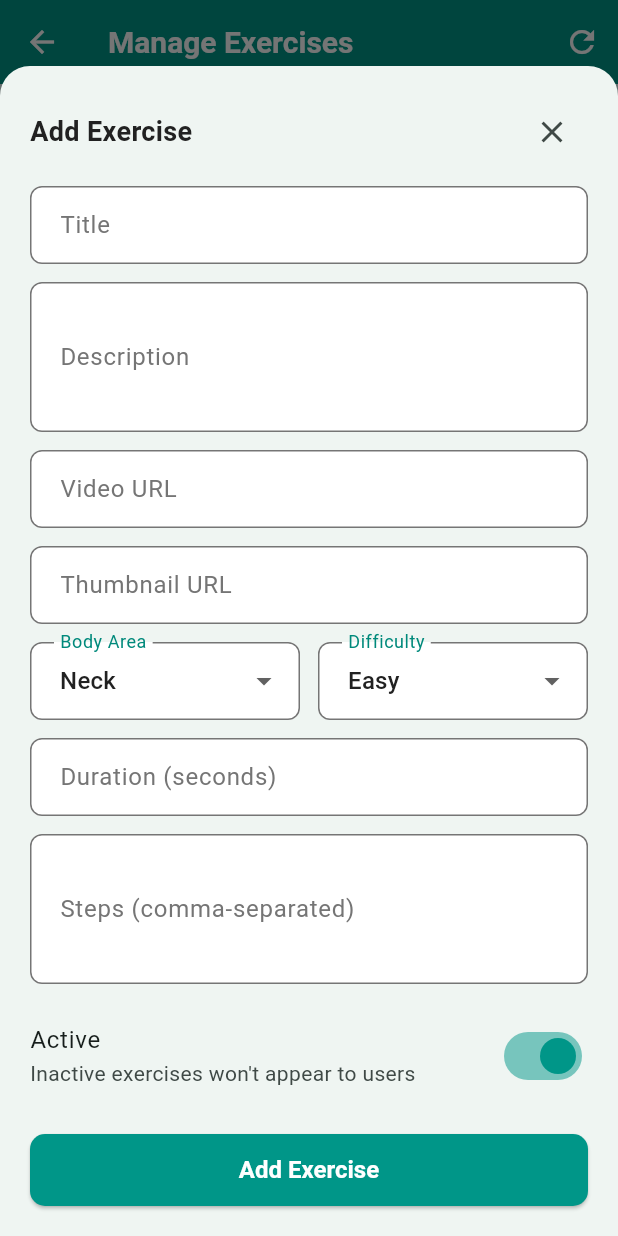
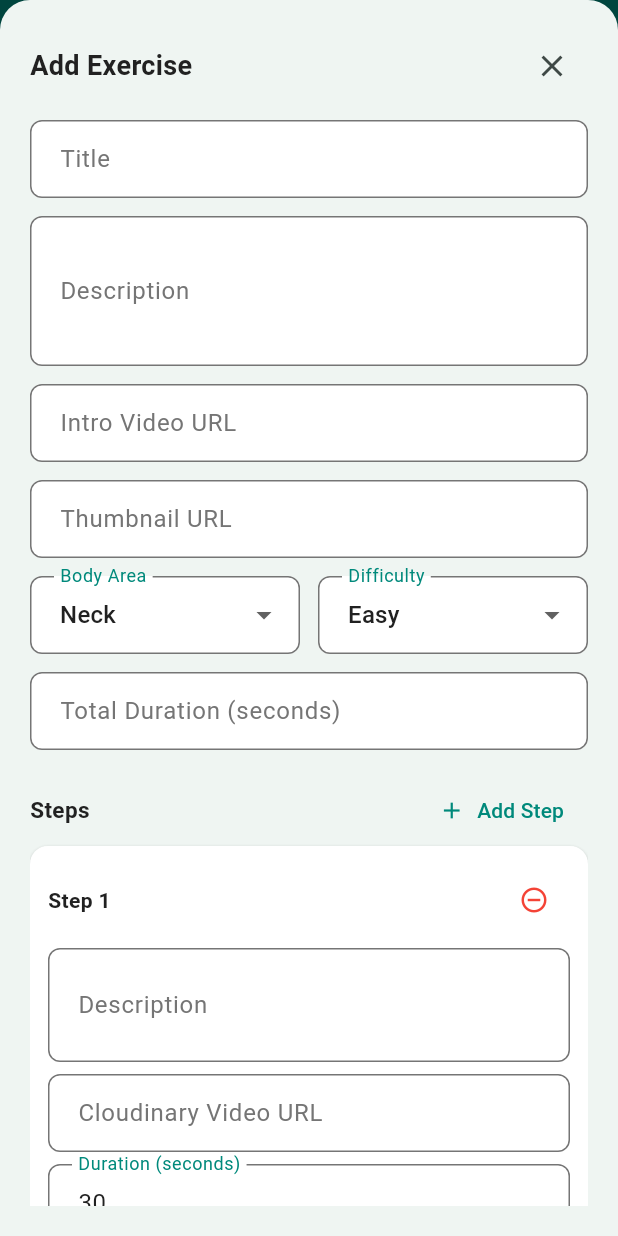
Before and after one commit to IlhmIqbl/physiocare_plus, a Flutter app: the AdminExercisesScreen screen opened by its route, after a tap on the "add" icon, on a phone screen of 412 x 824 dp. Run offline on Flutter 3.47's test engine with Material 3 defaults, Android fonts, the light colour scheme and no system bars; our stand-ins replace cached_network_image, chewie, cloud_firestore, firebase_auth, firebase_core, firebase_messaging and 8 more; accounts and stored records are empty.

Commit message:
feat: update admin step editor with per-step video URL and duration

```diff
--- a/lib/screens/admin/admin_exercises_screen.dart
+++ b/lib/screens/admin/admin_exercises_screen.dart
@@ -230,11 +230,12 @@ class _ExerciseFormSheetState extends State<_ExerciseFormSheet> {
   late final TextEditingController _videoUrlCtrl;
   late final TextEditingController _thumbnailUrlCtrl;
   late final TextEditingController _durationCtrl;
-  late final TextEditingController _stepsCtrl;
 
   late String _bodyArea;
   late String _difficulty;
   late bool _isActive;
+
+  final List<Map<String, TextEditingController>> _stepControllers = [];
 
   @override
   void initState() {
@@ -246,11 +247,41 @@ class _ExerciseFormSheetState extends State<_ExerciseFormSheet> {
     _thumbnailUrlCtrl = TextEditingController(text: e?.thumbnailUrl ?? '');
     _durationCtrl =
         TextEditingController(text: e != null ? '${e.duration}' : '');
-    _stepsCtrl = TextEditingController(
-        text: e != null ? e.steps.map((s) => s.description).join(', ') : '');
     _bodyArea = e?.bodyArea ?? widget.bodyAreas.first;
     _difficulty = e?.difficulty ?? widget.difficulties.first;
     _isActive = e?.isActive ?? true;
+
+    if (e != null && e.steps.isNotEmpty) {
+      for (final step in e.steps) {
+        _stepControllers.add({
+          'desc': TextEditingController(text: step.description),
+          'video': TextEditingController(text: step.videoUrl),
+          'dur': TextEditingController(text: '${step.durationSeconds}'),
+        });
+      }
+    } else {
+      _addStep();
+    }
+  }
+
+  void _addStep() {
+    setState(() {
+      _stepControllers.add({
+        'desc': TextEditingController(),
+        'video': TextEditingController(),
+        'dur': TextEditingController(text: '30'),
+      });
+    });
+  }
+
+  void _removeStep(int index) {
+    if (_stepControllers.length <= 1) return;
+    setState(() {
+      final ctrls = _stepControllers.removeAt(index);
+      for (final c in ctrls.values) {
+        c.dispose();
+      }
+    });
   }
 
   @override
@@ -260,21 +291,32 @@ class _ExerciseFormSheetState extends State<_ExerciseFormSheet> {
     _videoUrlCtrl.dispose();
     _thumbnailUrlCtrl.dispose();
     _durationCtrl.dispose();
-    _stepsCtrl.dispose();
+    for (final ctrls in _stepControllers) {
+      for (final c in ctrls.values) {
+        c.dispose();
+      }
+    }
     super.dispose();
   }
 
   Future<void> _save() async {
     if (!_formKey.currentState!.validate()) return;
+    setState(() => _isSaving = true);
+    try {
+      final steps = _stepControllers
+          .map((ctrls) => ExerciseStep(
+                description: ctrls['desc']!.text.trim(),
+                videoUrl: ctrls['video']!.text.trim(),
+                durationSeconds:
+                    int.tryParse(ctrls['dur']!.text.trim()) ?? 30,
+              ))
+          .where((s) => s.description.isNotEmpty)
+          .toList();
 
-    setState(() => _isSaving = true);
-
-    try {
       final duration = int.tryParse(_durationCtrl.text.trim()) ?? 0;
       final now = DateTime.now();
 
       if (widget.exercise == null) {
-        // Add new
         final docRef =
             await FirebaseFirestore.instance.collection('exercises').add({});
         final newExercise = ExerciseModel(
@@ -287,18 +329,12 @@ class _ExerciseFormSheetState extends State<_ExerciseFormSheet> {
           videoUrl: _videoUrlCtrl.text.trim(),
           thumbnailUrl: _thumbnailUrlCtrl.text.trim(),
           targetPainTypes: const [],
-          steps: _stepsCtrl.text
-              .split(',')
-              .map((s) => s.trim())
-              .where((s) => s.isNotEmpty)
-              .map((s) => ExerciseStep(description: s, videoUrl: '', durationSeconds: 30))
-              .toList(),
+          steps: steps,
           isActive: _isActive,
           createdAt: now,
         );
         await widget.exerciseService.addExercise(newExercise);
       } else {
-        // Update existing
         final updated = widget.exercise!.copyWith(
           title: _titleCtrl.text.trim(),
           description: _descCtrl.text.trim(),
@@ -307,12 +343,7 @@ class _ExerciseFormSheetState extends State<_ExerciseFormSheet> {
           duration: duration,
           videoUrl: _videoUrlCtrl.text.trim(),
           thumbnailUrl: _thumbnailUrlCtrl.text.trim(),
-          steps: _stepsCtrl.text
-              .split(',')
-              .map((s) => s.trim())
-              .where((s) => s.isNotEmpty)
-              .map((s) => ExerciseStep(description: s, videoUrl: '', durationSeconds: 30))
-              .toList(),
+          steps: steps,
           isActive: _isActive,
         );
         await widget.exerciseService.updateExercise(updated);
@@ -373,9 +404,7 @@ class _ExerciseFormSheetState extends State<_ExerciseFormSheet> {
               TextFormField(
                 controller: _titleCtrl,
                 decoration: const InputDecoration(
-                  labelText: 'Title',
-                  border: OutlineInputBorder(),
-                ),
+                    labelText: 'Title', border: OutlineInputBorder()),
                 validator: (v) =>
                     (v == null || v.trim().isEmpty) ? 'Required' : null,
               ),
@@ -384,8 +413,7 @@ class _ExerciseFormSheetState extends State<_ExerciseFormSheet> {
                 controller: _descCtrl,
                 decoration: const InputDecoration(
                     labelText: 'Description',
-                  border: OutlineInputBorder(),
-                ),
+                    border: OutlineInputBorder()),
                 maxLines: 3,
                 validator: (v) =>
                     (v == null || v.trim().isEmpty) ? 'Required' : null,
@@ -394,17 +422,15 @@ class _ExerciseFormSheetState extends State<_ExerciseFormSheet> {
               TextFormField(
                 controller: _videoUrlCtrl,
                 decoration: const InputDecoration(
-                  labelText: 'Video URL',
-                  border: OutlineInputBorder(),
-                ),
+                    labelText: 'Intro Video URL',
+                    border: OutlineInputBorder()),
               ),
               const SizedBox(height: 12),
               TextFormField(
                 controller: _thumbnailUrlCtrl,
                 decoration: const InputDecoration(
                     labelText: 'Thumbnail URL',
-                  border: OutlineInputBorder(),
-                ),
+                    border: OutlineInputBorder()),
               ),
               const SizedBox(height: 12),
               Row(
@@ -414,8 +440,7 @@ class _ExerciseFormSheetState extends State<_ExerciseFormSheet> {
                       initialValue: _bodyArea,
                       decoration: const InputDecoration(
                           labelText: 'Body Area',
-                        border: OutlineInputBorder(),
-                      ),
+                          border: OutlineInputBorder()),
                       items: widget.bodyAreas
                           .map((a) => DropdownMenuItem(
                               value: a,
@@ -433,8 +458,7 @@ class _ExerciseFormSheetState extends State<_ExerciseFormSheet> {
                       initialValue: _difficulty,
                       decoration: const InputDecoration(
                           labelText: 'Difficulty',
-                        border: OutlineInputBorder(),
-                      ),
+                          border: OutlineInputBorder()),
                       items: widget.difficulties
                           .map((d) => DropdownMenuItem(
                               value: d,
@@ -452,9 +476,8 @@ class _ExerciseFormSheetState extends State<_ExerciseFormSheet> {
               TextFormField(
                 controller: _durationCtrl,
                 decoration: const InputDecoration(
-                  labelText: 'Duration (seconds)',
-                  border: OutlineInputBorder(),
-                ),
+                    labelText: 'Total Duration (seconds)',
+                    border: OutlineInputBorder()),
                 keyboardType: TextInputType.number,
                 validator: (v) {
                   if (v == null || v.trim().isEmpty) return 'Required';
@@ -464,21 +487,81 @@ class _ExerciseFormSheetState extends State<_ExerciseFormSheet> {
                   return null;
                 },
               ),
-              const SizedBox(height: 12),
+              const SizedBox(height: 16),
+              Row(
+                mainAxisAlignment: MainAxisAlignment.spaceBetween,
+                children: [
+                  const Text('Steps',
+                      style: TextStyle(
+                          fontWeight: FontWeight.bold, fontSize: 15)),
+                  TextButton.icon(
+                    icon: const Icon(Icons.add, size: 18),
+                    label: const Text('Add Step'),
+                    onPressed: _addStep,
+                  ),
+                ],
+              ),
+              ..._stepControllers.asMap().entries.map((entry) {
+                final i = entry.key;
+                final ctrls = entry.value;
+                return Card(
+                  margin: const EdgeInsets.only(bottom: 8),
+                  child: Padding(
+                    padding: const EdgeInsets.all(12),
+                    child: Column(
+                      crossAxisAlignment: CrossAxisAlignment.start,
+                      children: [
+                        Row(
+                          children: [
+                            Text('Step ${i + 1}',
+                                style: const TextStyle(
+                                    fontWeight: FontWeight.bold)),
+                            const Spacer(),
+                            IconButton(
+                              icon: const Icon(
+                                  Icons.remove_circle_outline,
+                                  color: Colors.red,
+                                  size: 20),
+                              onPressed: () => _removeStep(i),
+                            ),
+                          ],
+                        ),
+                        const SizedBox(height: 8),
                         TextFormField(
-                controller: _stepsCtrl,
+                          controller: ctrls['desc'],
                           decoration: const InputDecoration(
-                  labelText: 'Steps (comma-separated)',
-                  hintText: 'Stand upright, Bend knee, Hold for 5s',
+                              labelText: 'Description',
+                              border: OutlineInputBorder()),
+                          maxLines: 2,
+                        ),
+                        const SizedBox(height: 8),
+                        TextFormField(
+                          controller: ctrls['video'],
+                          decoration: const InputDecoration(
+                            labelText: 'Cloudinary Video URL',
                             border: OutlineInputBorder(),
+                            hintText: 'https://res.cloudinary.com/...',
                           ),
-                maxLines: 3,
                         ),
+                        const SizedBox(height: 8),
+                        TextFormField(
+                          controller: ctrls['dur'],
+                          decoration: const InputDecoration(
+                              labelText: 'Duration (seconds)',
+                              border: OutlineInputBorder()),
+                          keyboardType: TextInputType.number,
+                        ),
+                      ],
+                    ),
+                  ),
+                );
+              }),
               const SizedBox(height: 12),
               SwitchListTile(
                 contentPadding: EdgeInsets.zero,
                 title: const Text('Active'),
-                subtitle: const Text('Inactive exercises won\'t appear to users'),
+                subtitle: const Text(
+                    'Inactive exercises won\'t appear to users'),
                 value: _isActive,
                 activeThumbColor: Colors.teal,
                 onChanged: (v) => setState(() => _isActive = v),
@@ -502,7 +585,9 @@ class _ExerciseFormSheetState extends State<_ExerciseFormSheet> {
                           child: CircularProgressIndicator(
                               color: Colors.white, strokeWidth: 2),
                         )
-                      : Text(isEditing ? 'Update Exercise' : 'Add Exercise'),
+                      : Text(isEditing
+                          ? 'Update Exercise'
+                          : 'Add Exercise'),
                 ),
               ),
             ],
```
Lines whose indentation alone changed are shown as unchanged.
